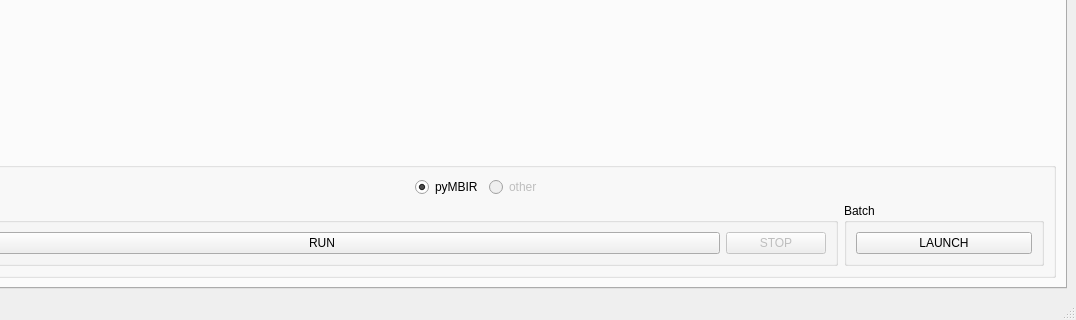
Old version of the form src/pyMBIR_UI/ui/main_application.ui in the repository ornlneutronimaging/pyMBIR_UI; both pictures show x 120 to 1196 and y 546 to 866 of the 1196 by 866 pixel window.
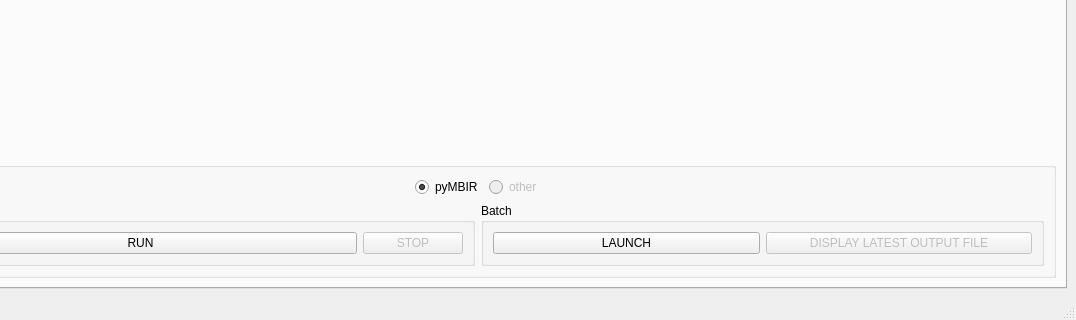
New version of the form. The open tabs and pages were chosen to show the change. Icons and pictures are not drawn.

Commit message: previous path is preserved. this refs #31

```diff
--- a/src/pyMBIR_UI/ui/main_application.ui
+++ b/src/pyMBIR_UI/ui/main_application.ui
@@ -1022,13 +1022,13 @@
               <widget class="QGroupBox" name="groupBox_5">
                <property name="minimumSize">
                 <size>
-                 <width>200</width>
+                 <width>0</width>
                  <height>0</height>
                 </size>
                </property>
                <property name="maximumSize">
                 <size>
-                 <width>200</width>
+                 <width>16777215</width>
                  <height>16777215</height>
                 </size>
                </property>
@@ -1043,6 +1043,16 @@
                   </property>
                  </widget>
                 </item>
+                <item>
+                 <widget class="QPushButton" name="reconstruction_display_latest_output_file_pushButton">
+                  <property name="enabled">
+                   <bool>false</bool>
+                  </property>
+                  <property name="text">
+                   <string>DISPLAY LATEST OUTPUT FILE</string>
+                  </property>
+                 </widget>
+                </item>
                </layout>
               </widget>
              </item>
```
Left out of the diff: 77 changed lines with no effect on the pictures. The commit also changes 2 other files.
